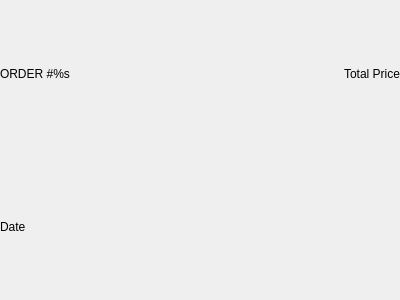
This is widgets/ordergroup.ui in pamugk/nebulae-qt as Qt 5 draws it before an edit. The edited form follows.
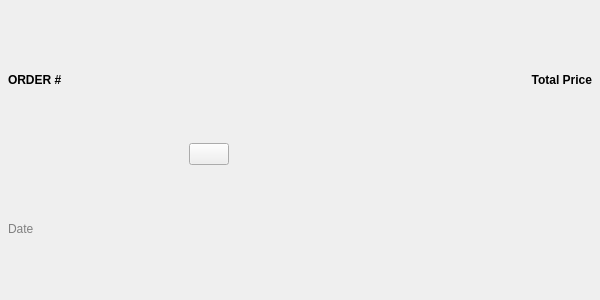
This is the edited form. Icons and pictures are not drawn.

What changed in the file:
```diff
--- a/widgets/ordergroup.ui
+++ b/widgets/ordergroup.ui
@@ -6,7 +6,7 @@
    <rect>
     <x>0</x>
     <y>0</y>
-    <width>400</width>
+    <width>600</width>
     <height>300</height>
    </rect>
   </property>
@@ -15,48 +15,102 @@
   </property>
   <layout class="QGridLayout" name="gridLayout">
    <property name="leftMargin">
-    <number>0</number>
+    <number>8</number>
    </property>
    <property name="topMargin">
-    <number>0</number>
+    <number>8</number>
    </property>
    <property name="rightMargin">
-    <number>0</number>
+    <number>8</number>
    </property>
    <property name="bottomMargin">
     <number>0</number>
    </property>
+   <item row="0" column="3">
+    <widget class="QLabel" name="priceLabel">
+     <property name="font">
+      <font>
+       <bold>true</bold>
+      </font>
+     </property>
+     <property name="text">
+      <string notr="true">Total Price</string>
+     </property>
+     <property name="alignment">
+      <set>Qt::AlignRight|Qt::AlignTrailing|Qt::AlignVCenter</set>
+     </property>
+    </widget>
+   </item>
+   <item row="0" column="0">
+    <widget class="QLabel" name="orderNumberLabel">
+     <property name="font">
+      <font>
+       <bold>true</bold>
+      </font>
+     </property>
+     <property name="text">
+      <string>ORDER #</string>
+     </property>
+    </widget>
+   </item>
+   <item row="1" column="2">
+    <widget class="QLabel" name="giftCodeLabel">
+     <property name="styleSheet">
+      <string notr="true">color: gray;</string>
+     </property>
+     <property name="text">
+      <string/>
+     </property>
+     <property name="alignment">
+      <set>Qt::AlignCenter</set>
+     </property>
+    </widget>
+   </item>
    <item row="1" column="0">
     <widget class="QLabel" name="dateLabel">
+     <property name="styleSheet">
+      <string notr="true">color: gray;</string>
+     </property>
      <property name="text">
       <string>Date</string>
      </property>
     </widget>
    </item>
    <item row="0" column="2">
-    <widget class="QLabel" name="priceLabel">
+    <widget class="QLabel" name="giftedLabel">
+     <property name="sizePolicy">
+      <sizepolicy hsizetype="Preferred" vsizetype="Preferred">
+       <horstretch>0</horstretch>
+       <verstretch>0</verstretch>
+      </sizepolicy>
+     </property>
+     <property name="font">
+      <font>
+       <bold>true</bold>
+      </font>
+     </property>
      <property name="text">
-      <string>Total Price</string>
+      <string/>
+     </property>
+     <property name="alignment">
+      <set>Qt::AlignCenter</set>
      </property>
     </widget>
    </item>
    <item row="0" column="1" rowspan="2">
-    <spacer name="horizontalSpacer">
-     <property name="orientation">
-      <enum>Qt::Horizontal</enum>
+    <widget class="QPushButton" name="infoButton">
+     <property name="sizePolicy">
+      <sizepolicy hsizetype="Fixed" vsizetype="Fixed">
+       <horstretch>0</horstretch>
+       <verstretch>0</verstretch>
+      </sizepolicy>
      </property>
-     <property name="sizeHint" stdset="0">
-      <size>
-       <width>253</width>
-       <height>297</height>
-      </size>
-     </property>
-    </spacer>
-   </item>
-   <item row="0" column="0">
-    <widget class="QLabel" name="orderNumberLabel">
      <property name="text">
-      <string>ORDER #%s</string>
+      <string notr="true"/>
+     </property>
+     <property name="icon">
+      <iconset resource="../resources.qrc">
+       <normaloff>:/icons/angle-down.svg</normaloff>:/icons/angle-down.svg</iconset>
      </property>
     </widget>
    </item>
```
Left out of the diff: 11 changed lines with no effect on the pictures.
